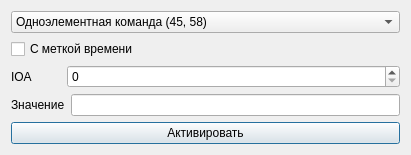
Before: the Qt Designer form cmddialog.ui in MicroKoder/QIEC104, drawn with Qt 5.
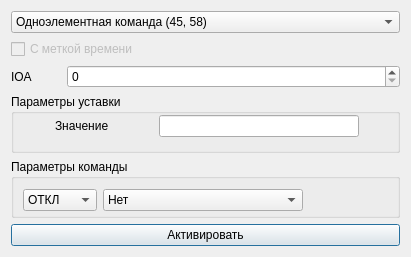
After: the same form once the commit is applied.

Commit message:
команды
однопоэлементная команда с параметрами
+48,49 типы норм
50, 51 типы еще не отлажены

What changed in the file:
```diff
--- a/cmddialog.ui
+++ b/cmddialog.ui
@@ -7,9 +7,15 @@
     <x>0</x>
     <y>0</y>
     <width>411</width>
-    <height>153</height>
+    <height>257</height>
    </rect>
   </property>
+  <property name="sizePolicy">
+   <sizepolicy hsizetype="Preferred" vsizetype="MinimumExpanding">
+    <horstretch>0</horstretch>
+    <verstretch>0</verstretch>
+   </sizepolicy>
+  </property>
   <property name="windowTitle">
    <string>Dialog</string>
   </property>
@@ -55,6 +61,9 @@
    </item>
    <item>
     <widget class="QCheckBox" name="checkBox_timestamp">
+     <property name="enabled">
+      <bool>false</bool>
+     </property>
      <property name="text">
       <string>С меткой времени</string>
      </property>
@@ -94,7 +103,26 @@
     </layout>
    </item>
    <item>
+    <widget class="QGroupBox" name="groupBox_setpoint">
+     <property name="title">
+      <string>Параметры уставки</string>
+     </property>
+     <property name="flat">
+      <bool>false</bool>
+     </property>
+     <widget class="QWidget" name="horizontalLayoutWidget_2">
+      <property name="geometry">
+       <rect>
+        <x>0</x>
+        <y>20</y>
+        <width>393</width>
+        <height>24</height>
+       </rect>
+      </property>
     <layout class="QHBoxLayout" name="horizontalLayout">
+       <property name="sizeConstraint">
+        <enum>QLayout::SetMinimumSize</enum>
+       </property>
      <item>
       <widget class="QLabel" name="label_2">
        <property name="sizePolicy">
@@ -115,9 +143,98 @@
       </widget>
      </item>
      <item>
-      <widget class="QLineEdit" name="lineEdit_value"/>
-     </item>
-    </layout>
+        <widget class="QLineEdit" name="lineEdit_value">
+         <property name="sizePolicy">
+          <sizepolicy hsizetype="Fixed" vsizetype="Fixed">
+           <horstretch>0</horstretch>
+           <verstretch>0</verstretch>
+          </sizepolicy>
+         </property>
+         <property name="minimumSize">
+          <size>
+           <width>200</width>
+           <height>0</height>
+          </size>
+         </property>
+         <property name="alignment">
+          <set>Qt::AlignLeading|Qt::AlignLeft|Qt::AlignTop</set>
+         </property>
+        </widget>
+       </item>
+      </layout>
+     </widget>
+     <zorder>horizontalLayoutWidget_2</zorder>
+     <zorder>horizontalLayoutWidget_2</zorder>
+    </widget>
+   </item>
+   <item>
+    <widget class="QGroupBox" name="groupBox_setcommand">
+     <property name="title">
+      <string>Параметры команды</string>
+     </property>
+     <widget class="QWidget" name="horizontalLayoutWidget_3">
+      <property name="geometry">
+       <rect>
+        <x>12</x>
+        <y>29</y>
+        <width>280</width>
+        <height>24</height>
+       </rect>
+      </property>
+      <layout class="QHBoxLayout" name="horizontalLayout_3">
+       <item>
+        <widget class="QComboBox" name="comboBox_cmdValue">
+         <property name="minimumSize">
+          <size>
+           <width>50</width>
+           <height>0</height>
+          </size>
+         </property>
+         <item>
+          <property name="text">
+           <string>ОТКЛ</string>
+          </property>
+         </item>
+         <item>
+          <property name="text">
+           <string>ВКЛ</string>
+          </property>
+         </item>
+        </widget>
+       </item>
+       <item>
+        <widget class="QComboBox" name="comboBox_SCType">
+         <property name="minimumSize">
+          <size>
+           <width>200</width>
+           <height>0</height>
+          </size>
+         </property>
+         <item>
+          <property name="text">
+           <string>Нет</string>
+          </property>
+         </item>
+         <item>
+          <property name="text">
+           <string>Короткий импульс</string>
+          </property>
+         </item>
+         <item>
+          <property name="text">
+           <string>Длинный импульс</string>
+          </property>
+         </item>
+         <item>
+          <property name="text">
+           <string>Постоянный выход</string>
+          </property>
+         </item>
+        </widget>
+       </item>
+      </layout>
+     </widget>
+    </widget>
    </item>
    <item>
     <widget class="QPushButton" name="pushButton">
```
Lines whose indentation alone changed are shown as unchanged. The commit also changes 3 other files.
